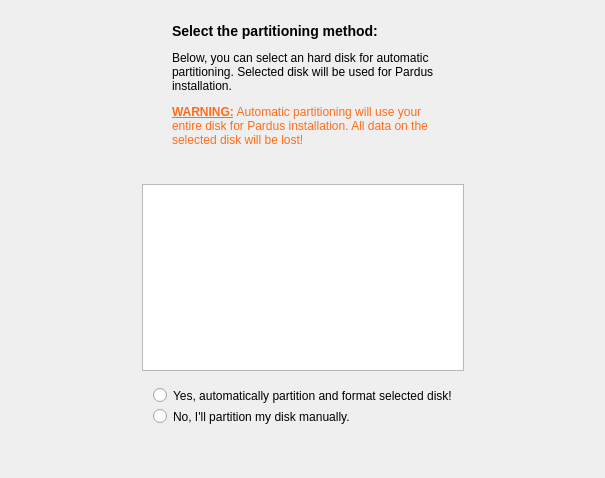
First picture: the form in yali4/gui/Ui/autopartwidget.ui, repository dadas45li/yali, before the edit.
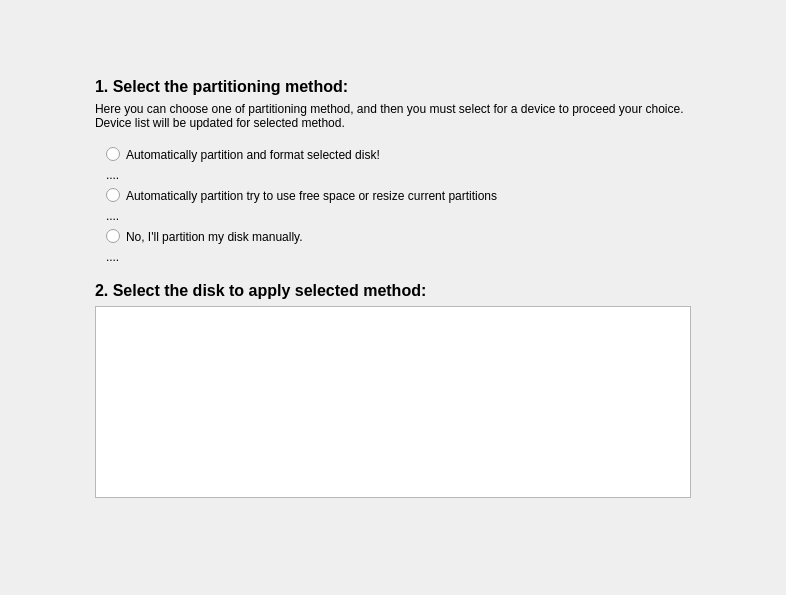
Second picture: the form after the edit.

Commit message: * Partition Auto new GUI

```diff
--- a/yali4/gui/Ui/autopartwidget.ui
+++ b/yali4/gui/Ui/autopartwidget.ui
@@ -5,106 +5,32 @@
    <rect>
     <x>0</x>
     <y>0</y>
-    <width>605</width>
-    <height>478</height>
+    <width>786</width>
+    <height>595</height>
    </rect>
   </property>
   <property name="windowTitle" >
    <string>Form1</string>
   </property>
   <layout class="QGridLayout" >
-   <item row="0" column="2" >
+   <item row="0" column="1" >
     <spacer>
      <property name="orientation" >
       <enum>Qt::Vertical</enum>
      </property>
-     <property name="sizeType" >
-      <enum>QSizePolicy::Expanding</enum>
-     </property>
      <property name="sizeHint" >
       <size>
-       <width>20</width>
-       <height>16</height>
-      </size>
-     </property>
-    </spacer>
-   </item>
-   <item row="1" column="0" colspan="2" >
-    <spacer>
-     <property name="orientation" >
-      <enum>Qt::Horizontal</enum>
-     </property>
-     <property name="sizeType" >
-      <enum>QSizePolicy::Expanding</enum>
-     </property>
-     <property name="sizeHint" >
-      <size>
-       <width>60</width>
-       <height>20</height>
-      </size>
-     </property>
-    </spacer>
-   </item>
-   <item row="1" column="2" >
-    <widget class="QLabel" name="textLabel1" >
-     <property name="text" >
-      <string>&lt;font size="+1">&lt;b>Select the partitioning method:&lt;/b>&lt;/font>
-
-&lt;p>Below, you can select an hard disk for automatic partitioning.
-Selected disk will be used for Pardus installation.&lt;/p>
-
-&lt;p>&lt;font color="#FF6D19">&lt;b>&lt;u>WARNING:&lt;/u>&lt;/b>
-Automatic partitioning will use your entire disk for Pardus installation.
-All data on the selected disk will be lost!&lt;/font>&lt;/p></string>
-     </property>
-     <property name="alignment" >
-      <set>Qt::AlignTop</set>
-     </property>
-     <property name="wordWrap" >
-      <bool>true</bool>
-     </property>
-    </widget>
-   </item>
-   <item row="1" column="3" colspan="2" >
-    <spacer>
-     <property name="orientation" >
-      <enum>Qt::Horizontal</enum>
-     </property>
-     <property name="sizeType" >
-      <enum>QSizePolicy::Expanding</enum>
-     </property>
-     <property name="sizeHint" >
-      <size>
-       <width>60</width>
-       <height>20</height>
-      </size>
-     </property>
-    </spacer>
-   </item>
-   <item row="2" column="2" >
-    <spacer>
-     <property name="orientation" >
-      <enum>Qt::Vertical</enum>
-     </property>
-     <property name="sizeType" >
-      <enum>QSizePolicy::Fixed</enum>
-     </property>
-     <property name="sizeHint" >
-      <size>
-       <width>20</width>
+       <width>596</width>
        <height>31</height>
       </size>
      </property>
     </spacer>
    </item>
-   <item rowspan="2" row="3" column="0" >
+   <item rowspan="2" row="1" column="0" >
     <spacer>
      <property name="orientation" >
       <enum>Qt::Horizontal</enum>
      </property>
-     <property name="sizeType" >
-      <enum>QSizePolicy::Expanding</enum>
-     </property>
      <property name="sizeHint" >
       <size>
        <width>40</width>
@@ -113,17 +39,44 @@
      </property>
     </spacer>
    </item>
-   <item row="3" column="1" colspan="3" >
-    <widget class="QListWidget" name="device_list" />
+   <item row="1" column="1" >
+    <layout class="QVBoxLayout" >
+     <item>
+      <widget class="QLabel" name="textLabel1" >
+       <property name="text" >
+        <string>&lt;html>&lt;head>&lt;meta name="qrichtext" content="1" />&lt;style type="text/css">
+p, li { white-space: pre-wrap; }
+&lt;/style>&lt;/head>&lt;body style=" font-family:'Droid Sans'; font-size:8pt; font-weight:400; font-style:normal;">
+&lt;p style=" margin-top:0px; margin-bottom:0px; margin-left:0px; margin-right:0px; -qt-block-indent:0; text-indent:0px;">&lt;span style=" font-size:12pt; font-weight:600;">1. Select the partitioning method:&lt;/span>&lt;/p>&lt;/body>&lt;/html></string>
+       </property>
+       <property name="alignment" >
+        <set>Qt::AlignTop</set>
+       </property>
+       <property name="wordWrap" >
+        <bool>true</bool>
+       </property>
+      </widget>
+     </item>
+     <item>
+      <widget class="QLabel" name="label" >
+       <property name="text" >
+        <string>Here you can choose one of partitioning method, and then you must select for a device to proceed your choice. &lt;br>Device list will be updated for selected method.</string>
+       </property>
+       <property name="textFormat" >
+        <enum>Qt::AutoText</enum>
+       </property>
+       <property name="wordWrap" >
+        <bool>true</bool>
+       </property>
+      </widget>
+     </item>
+    </layout>
    </item>
-   <item rowspan="2" row="3" column="4" >
+   <item rowspan="2" row="1" column="2" >
     <spacer>
      <property name="orientation" >
       <enum>Qt::Horizontal</enum>
      </property>
-     <property name="sizeType" >
-      <enum>QSizePolicy::Expanding</enum>
-     </property>
      <property name="sizeHint" >
       <size>
        <width>40</width>
@@ -132,7 +85,7 @@
      </property>
     </spacer>
    </item>
-   <item row="4" column="1" colspan="3" >
+   <item row="2" column="1" >
     <widget class="QGroupBox" name="groupBox" >
      <property name="styleSheet" >
       <string>border:none;</string>
@@ -148,23 +101,87 @@
      </property>
      <layout class="QGridLayout" >
       <item row="0" column="0" >
-       <widget class="QRadioButton" name="accept_auto" >
-        <property name="text" >
-         <string>Yes, automatically partition and format selected disk!</string>
-        </property>
-       </widget>
-      </item>
-      <item row="1" column="0" >
-       <widget class="QRadioButton" name="manual" >
-        <property name="text" >
-         <string>No, I'll partition my disk manually.</string>
-        </property>
-       </widget>
+       <layout class="QVBoxLayout" >
+        <item>
+         <widget class="QRadioButton" name="accept_auto" >
+          <property name="font" >
+           <font/>
+          </property>
+          <property name="text" >
+           <string>Automatically partition and format selected disk!</string>
+          </property>
+         </widget>
+        </item>
+        <item>
+         <widget class="QLabel" name="label_2" >
+          <property name="text" >
+           <string>....</string>
+          </property>
+         </widget>
+        </item>
+        <item>
+         <widget class="QRadioButton" name="radioButton" >
+          <property name="font" >
+           <font/>
+          </property>
+          <property name="text" >
+           <string>Automatically partition try to use free space or resize current partitions</string>
+          </property>
+         </widget>
+        </item>
+        <item>
+         <widget class="QLabel" name="label_3" >
+          <property name="text" >
+           <string>....</string>
+          </property>
+         </widget>
+        </item>
+        <item>
+         <widget class="QRadioButton" name="manual" >
+          <property name="font" >
+           <font/>
+          </property>
+          <property name="text" >
+           <string>No, I'll partition my disk manually.</string>
+          </property>
+         </widget>
+        </item>
+        <item>
+         <widget class="QLabel" name="label_4" >
+          <property name="text" >
+           <string>....</string>
+          </property>
+         </widget>
+        </item>
+       </layout>
       </item>
      </layout>
     </widget>
    </item>
-   <item row="5" column="0" colspan="5" >
+   <item row="3" column="1" >
+    <layout class="QVBoxLayout" >
+     <item>
+      <widget class="QLabel" name="textLabel1_2" >
+       <property name="text" >
+        <string>&lt;html>&lt;head>&lt;meta name="qrichtext" content="1" />&lt;style type="text/css">
+p, li { white-space: pre-wrap; }
+&lt;/style>&lt;/head>&lt;body style=" font-family:'Droid Sans'; font-size:8pt; font-weight:400; font-style:normal;">
+&lt;p style=" margin-top:0px; margin-bottom:0px; margin-left:0px; margin-right:0px; -qt-block-indent:0; text-indent:0px;">&lt;span style=" font-size:12pt; font-weight:600;">2. Select the disk to apply selected method:&lt;/span>&lt;/p>&lt;/body>&lt;/html></string>
+       </property>
+       <property name="alignment" >
+        <set>Qt::AlignTop</set>
+       </property>
+       <property name="wordWrap" >
+        <bool>true</bool>
+       </property>
+      </widget>
+     </item>
+     <item>
+      <widget class="QListWidget" name="device_list" />
+     </item>
+    </layout>
+   </item>
+   <item row="4" column="1" >
     <widget class="QLabel" name="info" >
      <property name="text" >
       <string>&amp;nbsp;</string>
@@ -180,18 +197,15 @@
      </property>
     </widget>
    </item>
-   <item row="6" column="2" >
+   <item row="6" column="1" >
     <spacer>
      <property name="orientation" >
       <enum>Qt::Vertical</enum>
      </property>
-     <property name="sizeType" >
-      <enum>QSizePolicy::Expanding</enum>
-     </property>
      <property name="sizeHint" >
       <size>
        <width>20</width>
-       <height>16</height>
+       <height>40</height>
       </size>
      </property>
     </spacer>
```
The commit also changes 1 other file.
